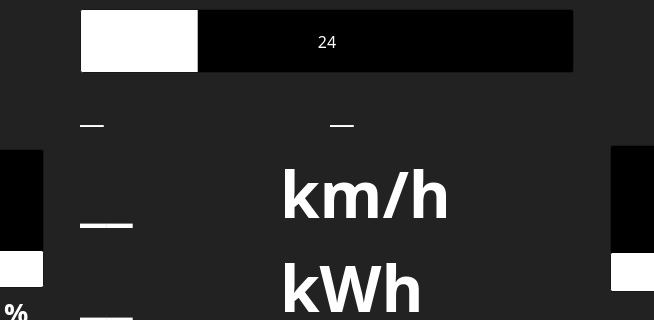
Qt form src/mainwindow.ui (FSLART/volante_alpha_qt) before a commit; both pictures show x 95 to 749 and y 0 to 320 of the 844 by 480 pixel window.
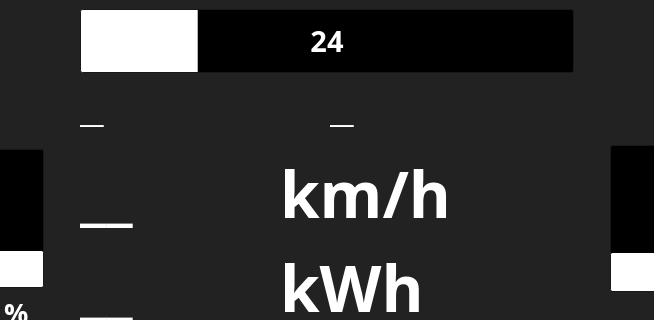
The same form after that commit. Icons and pictures are not drawn. Custom widgets are drawn as their Qt base class.

```diff
--- a/src/mainwindow.ui
+++ b/src/mainwindow.ui
@@ -433,6 +433,14 @@
           <height>64</height>
          </size>
         </property>
+        <property name="font">
+         <font>
+          <family>Fira Mono</family>
+          <pointsize>22</pointsize>
+          <italic>false</italic>
+          <bold>true</bold>
+         </font>
+        </property>
         <property name="value">
          <number>24</number>
         </property>
```
Left out of the diff: 54 changed lines with no effect on the pictures.
